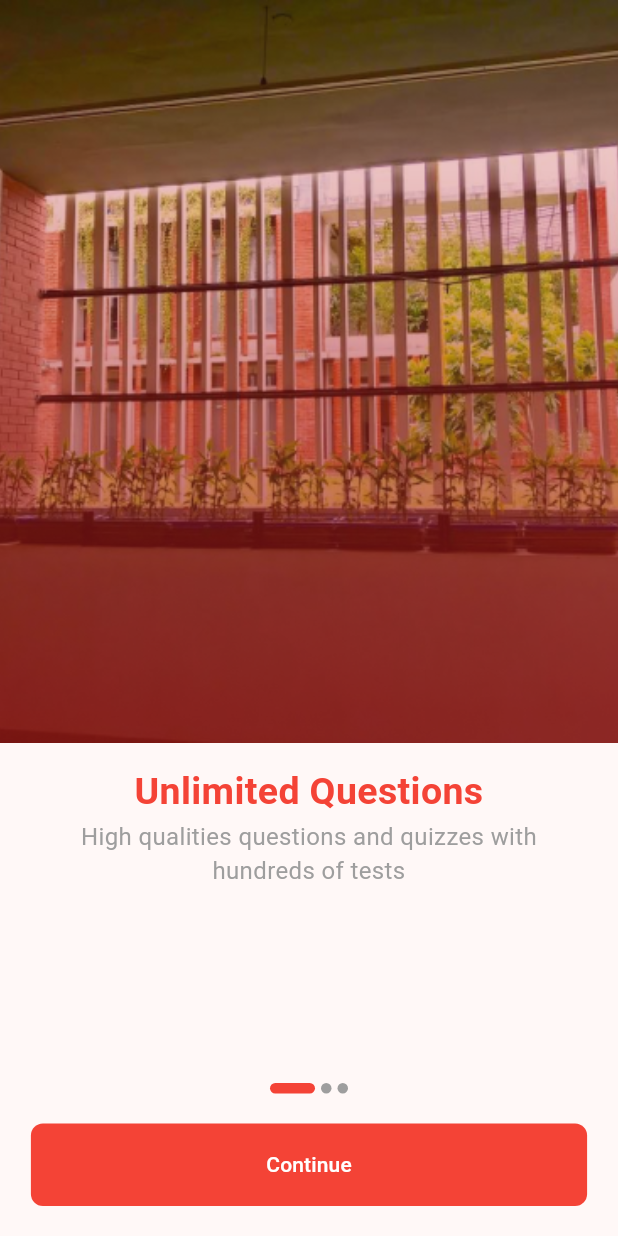
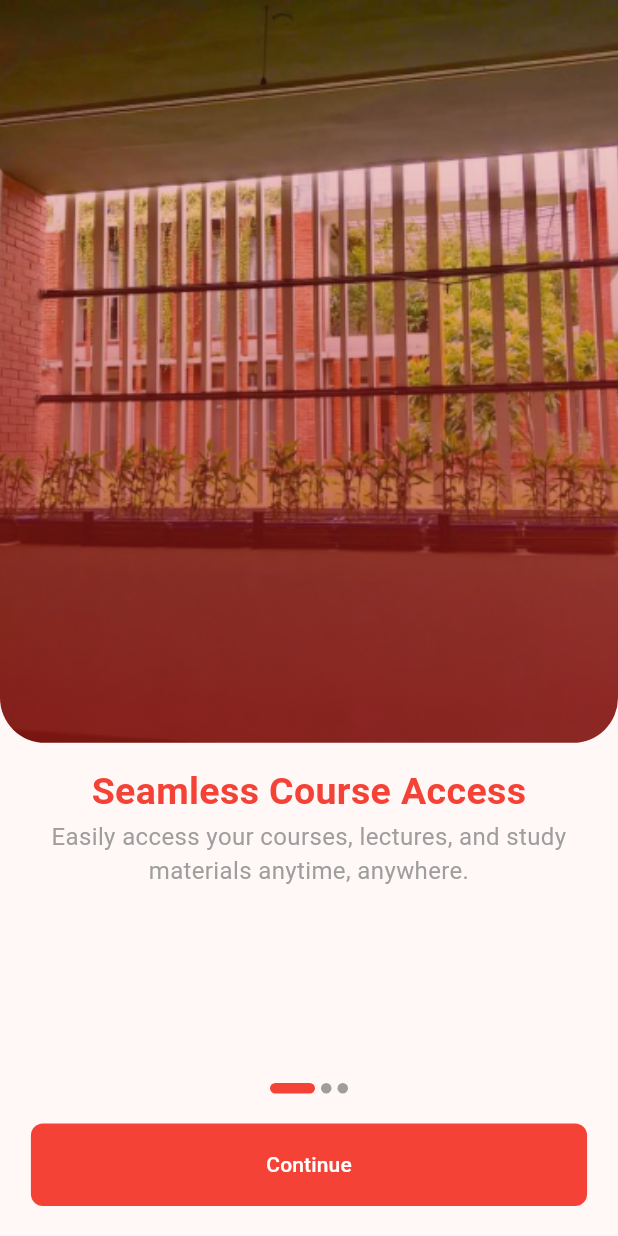
Before and after one commit to i-sifat/BU_BUDS, a Flutter app: the OnboardingPageView screen opened directly, on a phone screen of 412 x 824 dp. Run offline on Flutter 3.47's test engine with Material 3 defaults, Android fonts, the phone set to English and light mode, and no system bars; our stand-ins replace shared_preferences; accounts and stored records are empty.

Commit message:
added page transition and fading in oboarding and corrected onboading data

```diff
--- a/lib/screens/onboarding_screen/initial_page.dart
+++ b/lib/screens/onboarding_screen/initial_page.dart
@@ -1,4 +1,4 @@
-import 'package:bu_buds/screens/onboarding_screen/onboarding_page_01.dart';
+import 'package:bu_buds/screens/onboarding_screen/onboarding_page.dart';
 import 'package:bu_buds/widgets/buttons.dart';
 import 'package:flutter/material.dart';
 
--- a/lib/screens/onboarding_screen/onboarding_page_01.dart
+++ b/lib/screens/onboarding_screen/onboarding_page.dart
@@ -17,6 +17,24 @@ class _OnboardingPageViewState extends State<OnboardingPageView> {
   // To keep track of the current page the user is on
   int currentIndex = 0;
 
+  // Add a PageController to handle smooth transitions
+  final PageController _pageController = PageController();
+
+  // This will store the page offset for smooth opacity transitions
+  double pageOffset = 0;
+
+  @override
+  void initState() {
+    super.initState();
+
+    // Listen to the PageController's changes to update the page offset
+    _pageController.addListener(() {
+      setState(() {
+        pageOffset = _pageController.page ?? 0;
+      });
+    });
+  }
+
   @override
   Widget build(BuildContext context) {
     return Scaffold(
@@ -26,6 +44,10 @@ class _OnboardingPageViewState extends State<OnboardingPageView> {
           // Expanded widget makes the PageView take up all the remaining space
           Expanded(
             child: PageView.builder(
+              // Set scroll direction to vertical (bottom to top transition)
+              scrollDirection: Axis.vertical,
+              // Attach the PageController for custom animations
+              controller: _pageController,
               // Updates the currentIndex when the user changes the page
               onPageChanged: (value) {
                 setState(() {
@@ -36,21 +58,37 @@ class _OnboardingPageViewState extends State<OnboardingPageView> {
               itemCount: controller.items.length,
               // Builds each page of the PageView
               itemBuilder: (context, index) {
+                // Calculate the difference between the current page and the index
+                double difference = (pageOffset - index).clamp(-1, 1);
+
+                // Calculate the opacity for the image based on scroll position
+                double opacity = 1 - (difference.abs() * 0.7);
+
                 return Column(
                   mainAxisAlignment:
                       MainAxisAlignment.start, // Align everything at the top
                   children: [
-                    // This is the image part
+                    // This is the image part with bottom two corners rounded
                     SizedBox(
                       // Full width of the screen for the image container
                       width: MediaQuery.of(context).size.width,
                       // Take up 50% of the screen height for the image container
                       height: MediaQuery.of(context).size.height * 0.601,
-                      // The actual image loaded from the assets folder
-                      child: Image.asset(
-                        controller.items[currentIndex].image,
-                        // BoxFit.cover makes the image fill the space while maintaining its aspect ratio
-                        fit: BoxFit.cover,
+                      child: AnimatedOpacity(
+                        // Apply the calculated opacity
+                        opacity: opacity,
+                        duration: const Duration(
+                            milliseconds: 200), // Smooth transition duration
+                        child: ClipRRect(
+                          borderRadius: const BorderRadius.only(
+                            bottomLeft: Radius.circular(30),
+                            bottomRight: Radius.circular(30),
+                          ),
+                          child: Image.asset(
+                            controller.items[index].image,
+                            fit: BoxFit.cover,
+                          ),
+                        ),
                       ),
                     ),
 
@@ -60,7 +98,7 @@ class _OnboardingPageViewState extends State<OnboardingPageView> {
 
                     // This is the title text below the image
                     Text(
-                      controller.items[currentIndex].title,
+                      controller.items[index].title,
                       style: const TextStyle(
                         fontSize: 25,
                         color: primaryColor,
@@ -73,7 +111,7 @@ class _OnboardingPageViewState extends State<OnboardingPageView> {
                     Padding(
                       padding: const EdgeInsets.symmetric(horizontal: 25),
                       child: Text(
-                        controller.items[currentIndex].description,
+                        controller.items[index].description,
                         style: const TextStyle(
                           color: Colors.grey,
                           fontSize: 16,
@@ -100,7 +138,8 @@ class _OnboardingPageViewState extends State<OnboardingPageView> {
                 ),
                 height: 7,
                 width: currentIndex == index ? 30 : 7,
-                duration: const Duration(milliseconds: 700),
+                duration:
+                    const Duration(milliseconds: 300), // Smoother duration
               ),
             ),
           ),
@@ -117,9 +156,13 @@ class _OnboardingPageViewState extends State<OnboardingPageView> {
             child: TextButton(
               onPressed: () {
                 setState(() {
-                  // If not on the last page, move to the next page
+                  // If not on the last page, move to the next page with animation
                   if (currentIndex != controller.items.length - 1) {
-                    currentIndex++;
+                    _pageController.animateToPage(
+                      currentIndex + 1,
+                      duration: const Duration(milliseconds: 500),
+                      curve: Curves.easeInOut, // Smooth transition curve
+                    );
                   } else {
                     // If on the last page, navigate to the SignUpDetails screen
                     Navigator.push(
--- a/lib/widgets/onboarding_data.dart
+++ b/lib/widgets/onboarding_data.dart
@@ -3,18 +3,19 @@ import 'package:bu_buds/widgets/onboarding_info.dart';
 class OnboardingData {
   List<OnboardingInfo> items = [
     OnboardingInfo(
-        title: "Unlimited Questions",
+        title: "Seamless Course Access",
         description:
-            "High qualities questions and quizzes with hundreds of tests",
+            "Easily access your courses, lectures, and study materials anytime, anywhere.",
         image: "assets/onboarding01.png"),
     OnboardingInfo(
-        title: "Interesting stories",
-        description: "Reading top stories to learn and enhance your knowledge",
+        title: "Stay Updated",
+        description:
+            "Receive real-time updates on announcements, exams, and events directly through the app.",
         image: "assets/onboarding02.png"),
     OnboardingInfo(
-        title: "Reading Books",
-        description: "Reading new books with top content and excellent stories"
-            "Reading new books with top content and excellent stories",
+        title: "Connect with Peers",
+        description:
+            "Engage with classmates and faculty through forums, discussions, and collaborations.",
         image: "assets/onboarding03.png"),
   ];
 }
```
Also changed, not shown: 6 other files.
